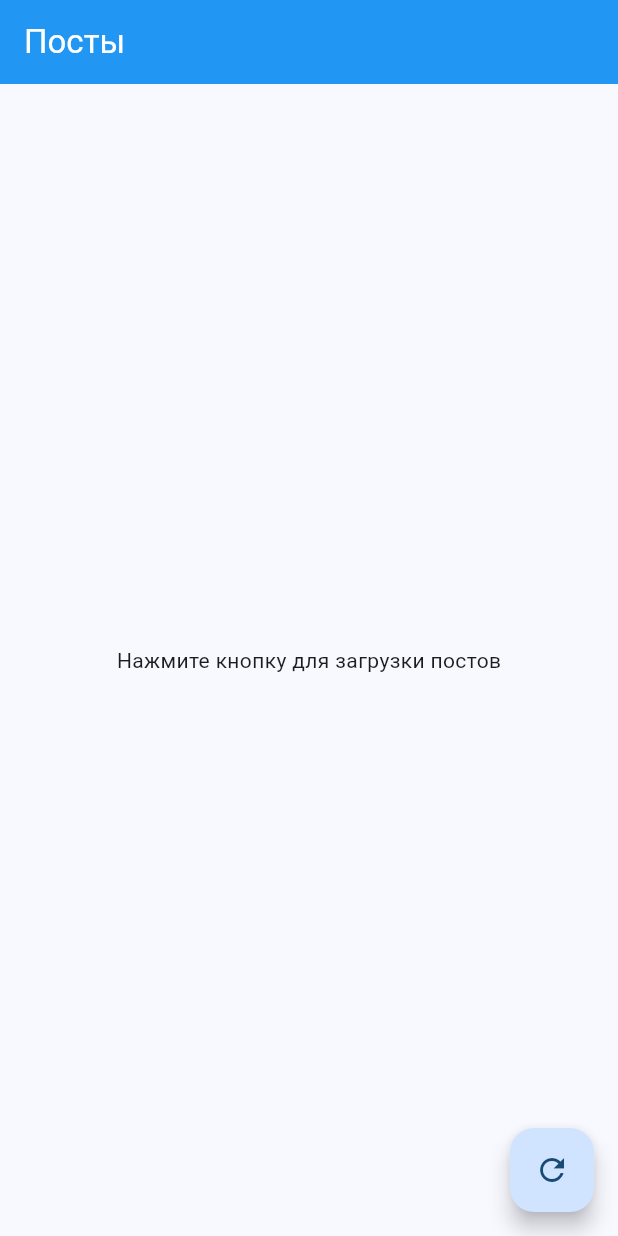
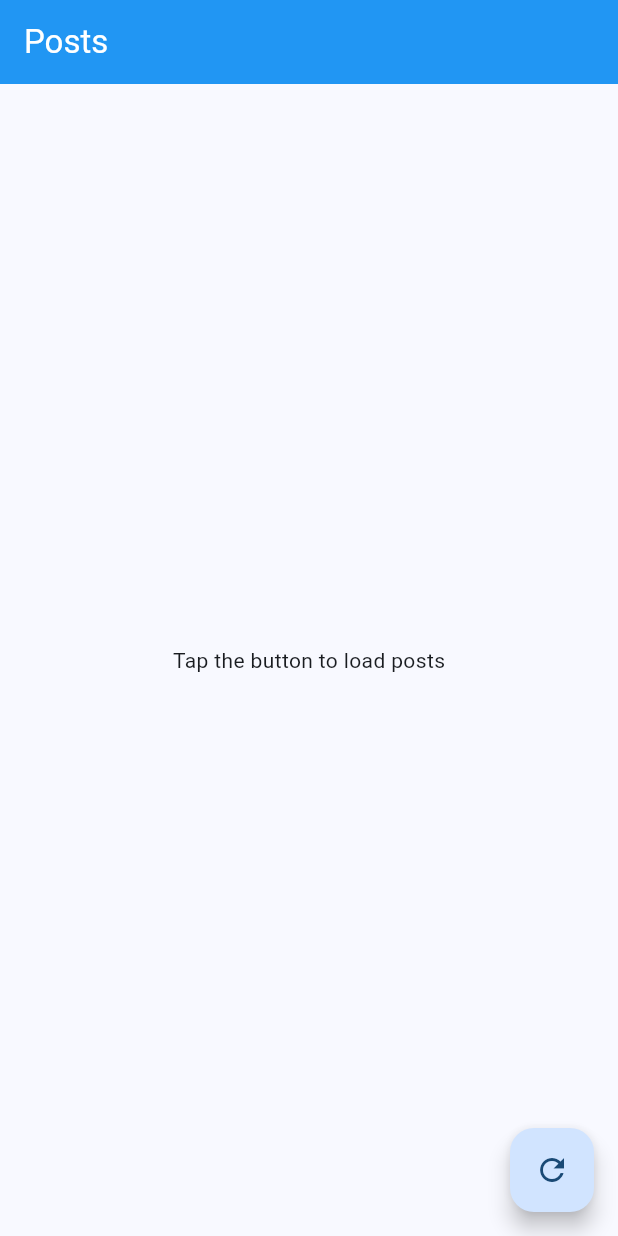
Before and after one commit to aleksays/paralect-flutter-workshop, a Flutter app: the screen it shows after launch, on a phone screen of 412 x 824 dp. Run offline on Flutter 3.47's test engine with Material 3 defaults, Android fonts, the phone set to English and light mode, and no system bars; our stand-ins replace bloc, dartz, dio, equatable, flutter_bloc, get_it.

Commit message:
Convert UI text and documentation to English for BLoC branch

```diff
--- a/lib/features/posts/presentation/pages/posts_page.dart
+++ b/lib/features/posts/presentation/pages/posts_page.dart
@@ -14,14 +14,14 @@ class PostsPage extends StatelessWidget {
   Widget build(BuildContext context) {
     return Scaffold(
       appBar: AppBar(
-        title: const Text('Посты'),
+        title: const Text('Posts'),
         backgroundColor: Colors.blue,
         foregroundColor: Colors.white,
       ),
       body: BlocBuilder<PostsBloc, PostsState>(
         builder: (context, state) {
           if (state is PostsLoading) {
-            return const LoadingWidget(message: 'Загрузка постов...');
+            return const LoadingWidget(message: 'Loading posts...');
           } else if (state is PostsError) {
             return ErrorDisplayWidget(
               message: state.message,
@@ -32,9 +32,7 @@ class PostsPage extends StatelessWidget {
           } else if (state is PostsLoaded) {
             return _buildPostsList(context, state.posts);
           }
-          return const Center(
-            child: Text('Нажмите кнопку для загрузки постов'),
-          );
+          return const Center(child: Text('Tap the button to load posts'));
         },
       ),
       floatingActionButton: FloatingActionButton(
@@ -48,7 +46,7 @@ class PostsPage extends StatelessWidget {
 
   Widget _buildPostsList(BuildContext context, List<Post> posts) {
     if (posts.isEmpty) {
-      return const Center(child: Text('Нет доступных постов'));
+      return const Center(child: Text('No posts available'));
     }
 
     return ListView.builder(
--- a/lib/features/posts/presentation/widgets/error_widget.dart
+++ b/lib/features/posts/presentation/widgets/error_widget.dart
@@ -18,7 +18,7 @@ class ErrorDisplayWidget extends StatelessWidget {
             const Icon(Icons.error_outline, size: 64, color: Colors.red),
             const SizedBox(height: 16),
             Text(
-              'Ошибка',
+              'Error',
               style: Theme.of(
                 context,
               ).textTheme.headlineSmall?.copyWith(color: Colors.red),
@@ -34,7 +34,7 @@ class ErrorDisplayWidget extends StatelessWidget {
               ElevatedButton.icon(
                 onPressed: onRetry,
                 icon: const Icon(Icons.refresh),
-                label: const Text('Повторить'),
+                label: const Text('Retry'),
               ),
             ],
           ],
```
Also changed, not shown: lib/features/posts/presentation/pages/post_detail_page.dart (+6 -6 lines), 1 other file.
